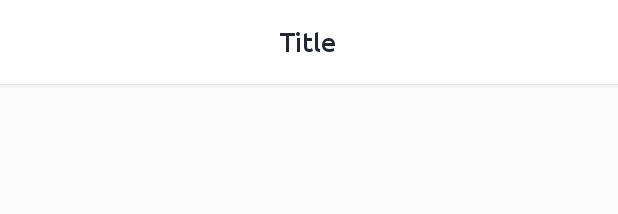
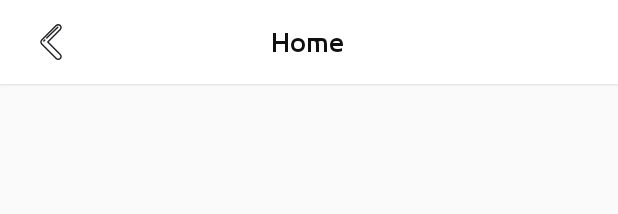
Before and after one commit to aldieemaulana/LendMe, an Android app: the layout toolbar_primary.xml on its own in the app's theme, with its tools: preview values and no code run, on a phone screen of 412 x 824 dp. Shown: the top 214 px of the screen. Run offline under Robolectric (Android 15) with nearby library versions, the phone set to English and light mode, and no system bars.

```diff
--- /dev/null
+++ b/app/src/main/res/drawable/button_back.xml
@@ -0,0 +1,35 @@
+<?xml version="1.0" encoding="utf-8"?>
+<selector xmlns:android="http://schemas.android.com/apk/res/android">
+
+    <item android:state_enabled="true" android:state_pressed="false" android:state_focused="false" android:state_checked="false">
+        <shape android:shape="rectangle" >
+            <corners android:radius="@dimen/button_radius"/>
+            <solid android:color="@color/colorWhite" />
+        </shape>
+    </item>
+    <item android:state_enabled="true" android:state_pressed="true">
+        <shape android:shape="rectangle" >
+            <corners android:radius="@dimen/button_radius"/>
+            <solid android:color="@color/colorWhiteAccent" />
+        </shape>
+    </item>
+    <item android:state_enabled="true" android:state_pressed="false">
+        <shape android:shape="rectangle" >
+            <corners android:radius="@dimen/button_radius"/>
+            <solid android:color="@color/colorWhite" />
+        </shape>
+    </item>
+    <item android:state_enabled="false" android:state_pressed="false">
+        <shape android:shape="rectangle" >
+            <corners android:radius="@dimen/button_radius"/>
+            <solid android:color="@color/colorButtonDisable" />
+        </shape>
+    </item>
+    <item android:state_checked="true" >
+        <shape android:shape="rectangle" >
+            <corners android:radius="@dimen/button_radius"/>
+            <solid android:color="@color/colorWhiteAccent" />
+        </shape>
+    </item>
+
+</selector>
--- /dev/null
+++ b/app/src/main/res/drawable/ic_backward.xml
@@ -0,0 +1,6 @@
+<vector android:height="24dp" android:viewportHeight="512"
+    android:viewportWidth="512" android:width="24dp" xmlns:android="http://schemas.android.com/apk/res/android">
+    <path android:fillColor="#202227" android:pathData="M224.98,255.988L394.488,86.48c9.571,-9.571 14.843,-22.297 14.843,-35.831c0,-13.535 -5.271,-26.26 -14.843,-35.831c-19.758,-19.756 -51.904,-19.758 -71.662,0l-205.34,205.34c-19.757,19.757 -19.757,51.904 0,71.662l205.34,205.339c9.571,9.571 22.295,14.842 35.83,14.842c13.535,0 26.26,-5.271 35.831,-14.841c9.571,-9.571 14.843,-22.296 14.843,-35.831c0,-13.535 -5.271,-26.26 -14.843,-35.831L224.98,255.988zM380.062,482.734c-5.717,5.718 -13.321,8.867 -21.406,8.867c-8.085,0 -15.688,-3.149 -21.405,-8.867l-205.34,-205.339c-11.803,-11.804 -11.803,-31.01 0,-42.813l205.341,-205.34c5.901,-5.901 13.653,-8.853 21.405,-8.853c7.752,0 15.505,2.952 21.405,8.854c5.718,5.718 8.868,13.32 8.868,21.406s-3.15,15.689 -8.868,21.407l-176.719,176.72c-3.983,3.984 -3.983,10.442 0,14.425l176.719,176.721c5.718,5.718 8.868,13.321 8.868,21.406C388.929,469.413 385.78,477.016 380.062,482.734z"/>
+    <path android:fillColor="#202227" android:pathData="M175.503,219.486c-3.955,-4.014 -10.413,-4.059 -14.424,-0.105l-14.248,14.043c-4.013,3.954 -4.06,10.413 -0.105,14.424c1.996,2.025 4.631,3.039 7.265,3.039c2.586,0 5.172,-0.977 7.159,-2.934l14.248,-14.043C179.411,229.956 179.458,223.498 175.503,219.486z"/>
+    <path android:fillColor="#202227" android:pathData="M359.702,37.694c-3.955,-4.013 -10.415,-4.057 -14.424,-0.104L187.835,192.773c-4.012,3.954 -4.058,10.413 -0.104,14.424c1.996,2.025 4.631,3.039 7.265,3.039c2.585,0 5.172,-0.977 7.159,-2.935L359.597,52.119C363.61,48.164 363.657,41.707 359.702,37.694z"/>
+</vector>
--- /dev/null
+++ b/app/src/main/res/drawable/ic_board.xml
@@ -0,0 +1,5 @@
+<vector android:height="24dp" android:viewportHeight="512"
+    android:viewportWidth="512" android:width="24dp" xmlns:android="http://schemas.android.com/apk/res/android">
+    <path android:fillColor="#FF000000" android:pathData="M499.904,456.607H12.096C5.415,456.607 0,462.022 0,468.703c0,6.679 5.415,12.096 12.096,12.096h487.808c6.679,0 12.096,-5.417 12.096,-12.096C512,462.023 506.585,456.607 499.904,456.607z"/>
+    <path android:fillColor="#FF000000" android:pathData="M468.37,88.305h-84.948c-6.679,0 -12.096,5.417 -12.096,12.096v82.24h-60.757V43.297c0,-6.679 -5.417,-12.096 -12.096,-12.096h-84.95c-6.679,0 -12.096,5.417 -12.096,12.096v228.882h-60.757V169.36c0,-6.681 -5.417,-12.096 -12.096,-12.096H43.626c-6.681,0 -12.096,5.415 -12.096,12.096v231.563c0,6.681 5.417,12.096 12.096,12.096h84.948h84.948h84.95h84.949h84.948c6.681,0 12.096,-5.417 12.096,-12.096V100.401C480.466,93.722 475.051,88.305 468.37,88.305zM116.479,388.827H55.722V181.456h60.757V388.827zM201.429,388.827h-60.757v-92.456h60.757V388.827zM286.378,194.737v194.09H225.62V55.393h60.758V194.737zM371.328,388.827h-60.757V206.833h60.757V388.827zM456.276,388.827H395.52v-194.09v-82.24h60.757V388.827z"/>
+</vector>
--- a/app/src/main/res/layout/toolbar_primary.xml
+++ b/app/src/main/res/layout/toolbar_primary.xml
@@ -26,20 +26,33 @@
             android:layout_width="match_parent"
             android:layout_height="wrap_content">
 
+            <android.support.v7.widget.AppCompatImageButton
+                android:visibility="visible"
+                android:id="@+id/buttonBackToolbar"
+                android:layout_width="@dimen/button_toolbar"
+                android:layout_height="@dimen/button_toolbar"
+                android:padding="@dimen/button_toolbar_padding"
+                android:scaleType="center"
+                android:layout_alignParentLeft="true"
+                android:layout_alignParentStart="true"
+                android:background="@drawable/button_back"
+                android:src="@drawable/ic_backward"
+                android:layout_centerVertical="true"/>
+
             <com.jomhack.lendme.components.JomTextView
                 app:JomFont="M"
                 android:id="@+id/textTitleToolbar"
                 android:layout_centerVertical="true"
                 android:layout_width="match_parent"
                 android:gravity="center"
-                android:text="Title"
+                android:text="@string/title_main"
                 android:layout_height="wrap_content"
                 android:layout_marginLeft="@dimen/component_extra"
                 android:layout_marginStart="@dimen/component_extra"
                 android:layout_marginRight="@dimen/component_extra"
                 android:layout_marginEnd="@dimen/component_extra"
-                android:textColor="@color/colorPrimary"
-                android:textSize="@dimen/text_navbar_title"
+                android:textColor="@color/colorTextPrimary"
+                android:textSize="@dimen/text_nav_bar_title"
                 android:layout_alignParentLeft="true"
                 android:layout_alignParentRight="true"
                 android:layout_alignParentStart="true"
--- a/app/src/main/res/values/colors.xml
+++ b/app/src/main/res/values/colors.xml
@@ -1,14 +1,13 @@
 <?xml version="1.0" encoding="utf-8"?>
 <resources>
-    <color name="colorPrimary">#FF222833</color>
-    <color name="colorPrimaryDark">#FF202227</color>
+    <color name="colorPrimary">#2962ff</color>
+    <color name="colorPrimaryDark">#1a4ddb</color>
     <color name="colorPrimaryDarkTransparent">#c0202227</color>
     <color name="colorLabel">#2e79f4</color>
     <color name="colorLabelTransparent">#e9f3ff</color>
     <color name="colorLabelActive">#01579b</color>
-    <color name="colorAccent">#FFFFC80A</color>
-    <color name="colorAccentTransparent">#58ffc80a</color>
-    <color name="colorAccentActive">#FFEAB90F</color>
+    <color name="colorAccent">#222833</color>
+    <color name="colorAccentActive">#202227</color>
     <color name="colorWhite">#FFFFFFFF</color>
     <color name="colorWhiteAccent">#f5f5f5</color>
     <color name="colorBackgroundPrimary">#f3f3f3</color>
@@ -33,4 +32,5 @@
     <color name="colorListSelected">#c4c4c4</color>
     <color name="colorListSelectedPressed">#acacac</color>
     <color name="colorWhiteSmall">#f5ffffff</color>
+    <color name="colorBottomNavigationNormal">#252525</color>
 </resources>
--- a/app/src/main/res/values/dimens.xml
+++ b/app/src/main/res/values/dimens.xml
@@ -1,6 +1,6 @@
 <resources>
 
-    <dimen name="text_navbar_title">18sp</dimen>
+    <dimen name="text_nav_bar_title">18sp</dimen>
     <dimen name="activity_horizontal_margin">18dp</dimen>
     <dimen name="activity_horizontal_margin_small">9dp</dimen>
     <dimen name="activity_vertical_margin_small">8dp</dimen>
--- a/app/src/main/res/values/strings.xml
+++ b/app/src/main/res/values/strings.xml
@@ -1,3 +1,6 @@
 <resources>
     <string name="app_name">LendMe</string>
+    <string name="title_main">Home</string>
+    <string name="title_board">Board</string>
+    <string name="title_frieds">Friends</string>
 </resources>
```
Also changed, not shown: app/src/main/java/com/jomhack/lendme/activity/MainActivity.kt (+7 -0 lines), app/src/main/res/drawable/ic_friends.xml (added, +5 -0 lines), app/src/main/res/layout/activity_main.xml (+28 -2 lines), app/src/main/res/menu/navigation_lender.xml (added, +16 -0 lines).
